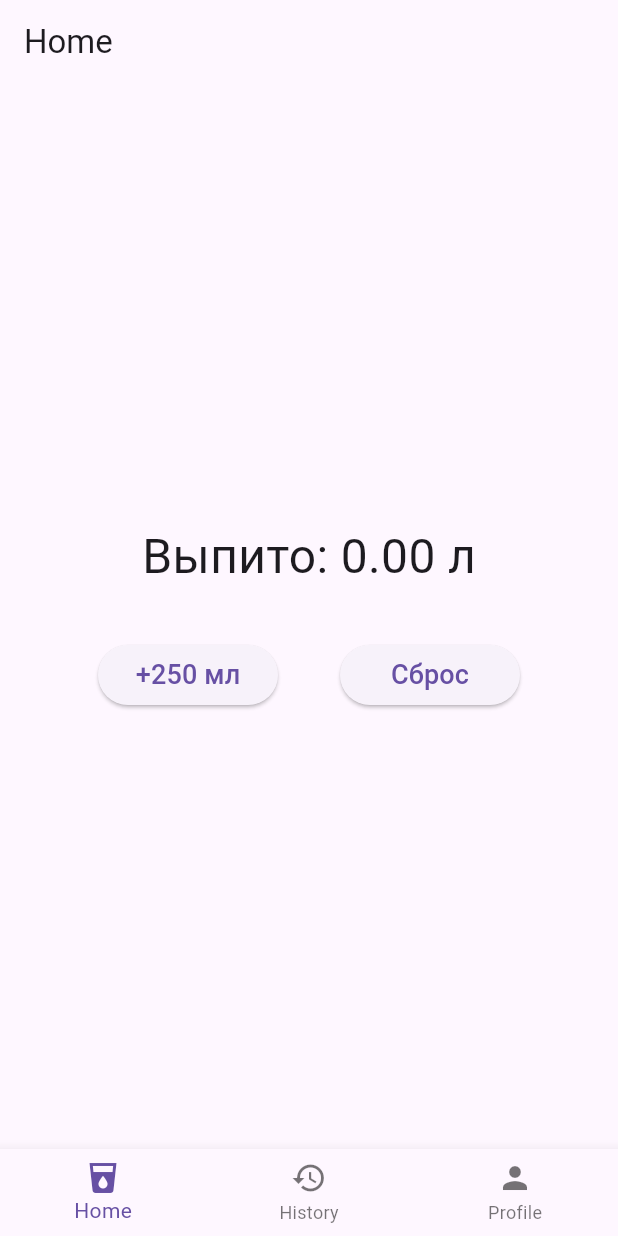
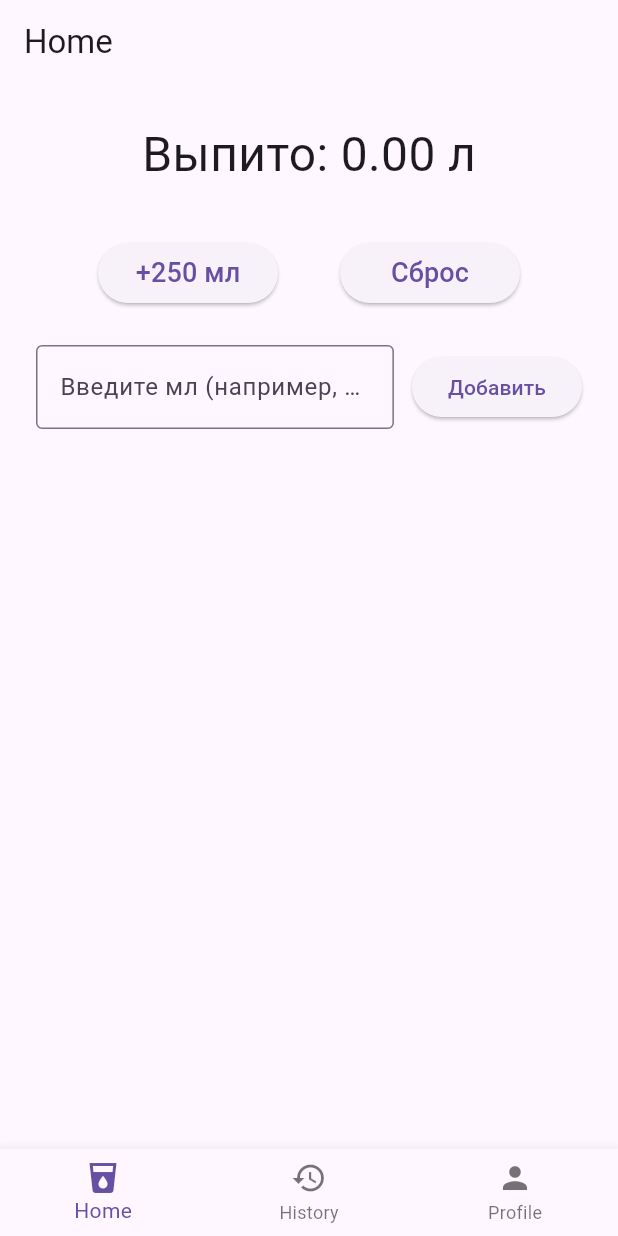
Before and after one commit to ArtjomAbdukarimov/water_tracker_app, a Flutter app: the screen it shows after launch, on a phone screen of 412 x 824 dp. Run offline on Flutter 3.47's test engine with Material 3 defaults, Android fonts, the phone set to English and light mode, and no system bars.

Commit message:
feat: add custom input field to HomeScreen

```diff
--- a/lib/screens/home_screen.dart
+++ b/lib/screens/home_screen.dart
@@ -13,7 +13,14 @@ class HomeScreen extends StatefulWidget {
 
 class _HomeScreenState extends State<HomeScreen> {
   int _totalMl = 0;
-  final int _step = 250; // объём за одно нажатие
+  final int _step = 250;
+  final TextEditingController _customController = TextEditingController();
+
+  @override
+  void dispose() {
+    _customController.dispose();
+    super.dispose();
+  }
 
   void _addWater() {
     setState(() {
@@ -27,9 +34,23 @@ class _HomeScreenState extends State<HomeScreen> {
     });
   }
 
+  void _addCustom() {
+    final value = int.tryParse(_customController.text);
+    if (value != null && value > 0) {
+      setState(() {
+        _totalMl += value;
+      });
+      _customController.clear();
+    } else {
+      // Показать ошибку, если ввод некорректен
+      ScaffoldMessenger.of(context).showSnackBar(
+        const SnackBar(content: Text('Введите число мл больше нуля')),
+      );
+    }
+  }
+
   @override
   Widget build(BuildContext context) {
-    // Отображаем литры с двумя знаками после точки
     final liters = (_totalMl / 1000).toStringAsFixed(2);
 
     return Scaffold(
@@ -37,15 +58,40 @@ class _HomeScreenState extends State<HomeScreen> {
       body: Padding(
         padding: const EdgeInsets.all(24),
         child: Column(
-          mainAxisAlignment: MainAxisAlignment.center,
+          mainAxisAlignment: MainAxisAlignment.start,
           children: [
             Text('Выпито: $liters л', style: const TextStyle(fontSize: 32)),
             const SizedBox(height: 32),
+
+            // Кнопки +250 и Сброс
             Row(
               mainAxisAlignment: MainAxisAlignment.spaceEvenly,
               children: [
-                WaterButton(label: '+250 мл', onPressed: _addWater),
+                WaterButton(label: '+$_step мл', onPressed: _addWater),
                 WaterButton(label: 'Сброс', onPressed: _resetWater),
+              ],
+            ),
+
+            const SizedBox(height: 24),
+
+            // Поле для ввода своего объёма и кнопка «Добавить»
+            Row(
+              children: [
+                Expanded(
+                  child: TextField(
+                    controller: _customController,
+                    keyboardType: TextInputType.number,
+                    decoration: const InputDecoration(
+                      border: OutlineInputBorder(),
+                      hintText: 'Введите мл (например, 150)',
+                    ),
+                  ),
+                ),
+                const SizedBox(width: 12),
+                ElevatedButton(
+                  onPressed: _addCustom,
+                  child: const Text('Добавить'),
+                ),
               ],
             ),
           ],
```
